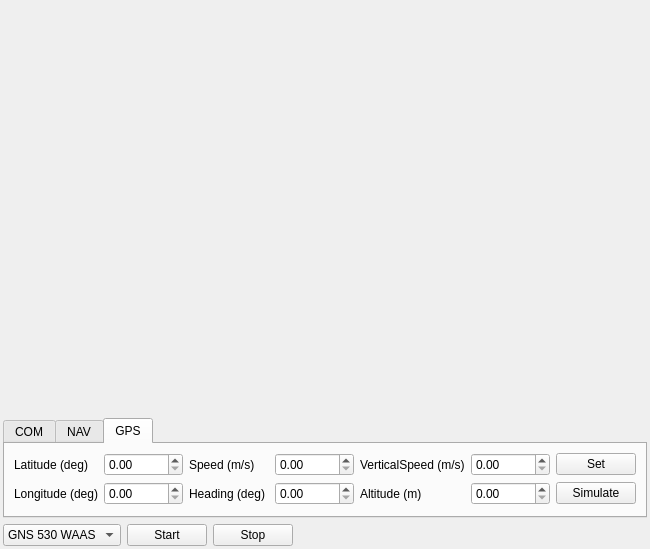
Qt form gnsTest1/mainWindow.ui (jeffhendrix/garmin-gns-430-530-interface) before a commit.
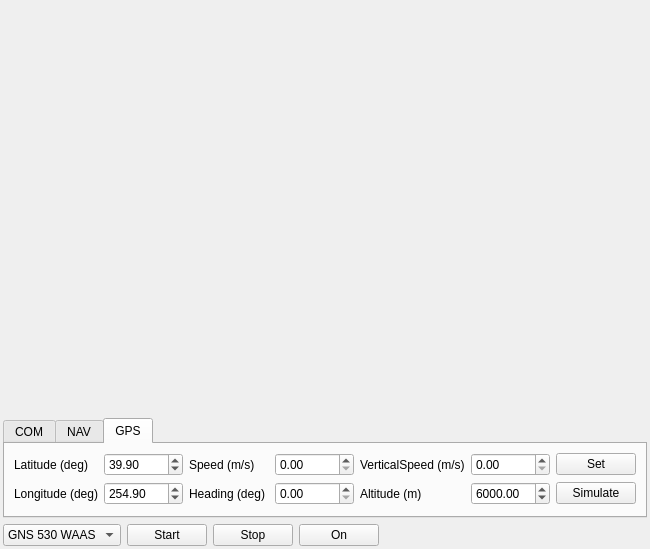
The same form after that commit. The open tabs and pages were chosen to show the change. Custom widgets are drawn as their Qt base class.

Diff of the .ui file:
```diff
--- a/gnsTest1/mainWindow.ui
+++ b/gnsTest1/mainWindow.ui
@@ -284,6 +284,9 @@
          <property name="maximum">
           <double>360.000000000000000</double>
          </property>
+         <property name="value">
+          <double>254.900000000000006</double>
+         </property>
         </widget>
        </item>
        <item row="0" column="1">
@@ -291,6 +294,9 @@
          <property name="maximum">
           <double>360.000000000000000</double>
          </property>
+         <property name="value">
+          <double>39.899999999999999</double>
+         </property>
         </widget>
        </item>
        <item row="0" column="0">
@@ -343,6 +349,9 @@
          <property name="maximum">
           <double>10000.000000000000000</double>
          </property>
+         <property name="value">
+          <double>6000.000000000000000</double>
+         </property>
         </widget>
        </item>
        <item row="1" column="4">
@@ -410,6 +419,19 @@
        </property>
       </widget>
      </item>
+     <item>
+      <widget class="QPushButton" name="buttonOn">
+       <property name="sizePolicy">
+        <sizepolicy hsizetype="Minimum" vsizetype="Fixed">
+         <horstretch>0</horstretch>
+         <verstretch>0</verstretch>
+        </sizepolicy>
+       </property>
+       <property name="text">
+        <string>On</string>
+       </property>
+      </widget>
+     </item>
      <item>
       <spacer name="horizontalSpacer">
        <property name="orientation">
```
Left out of the diff: 2 changed lines with no effect on the pictures.
